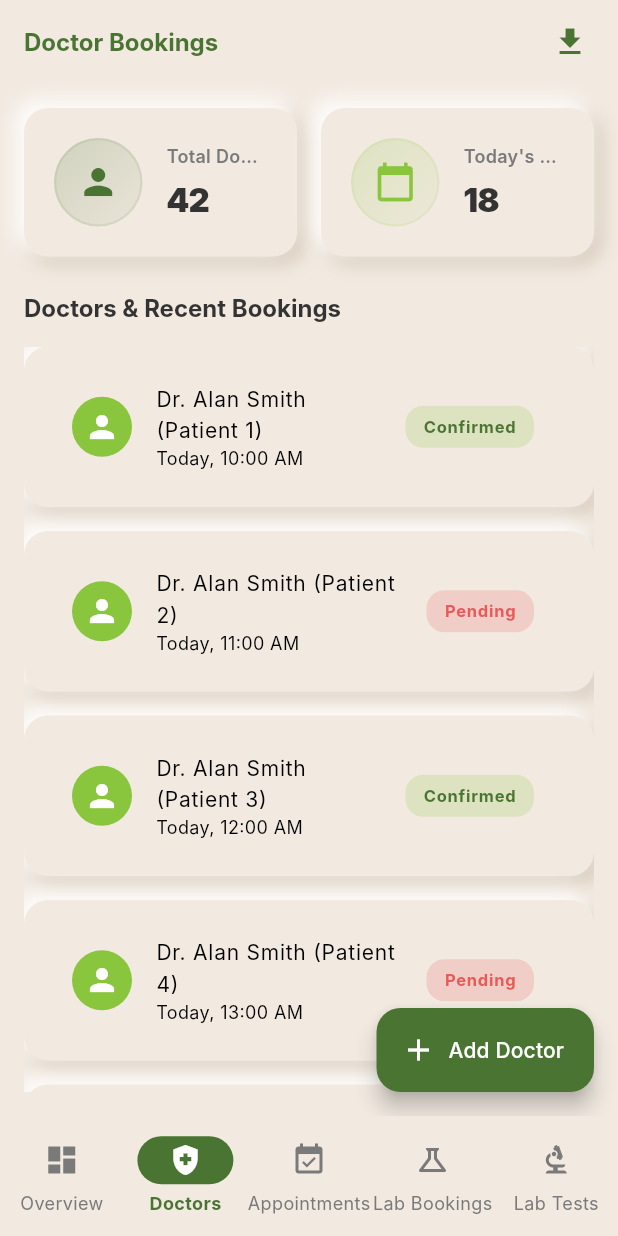
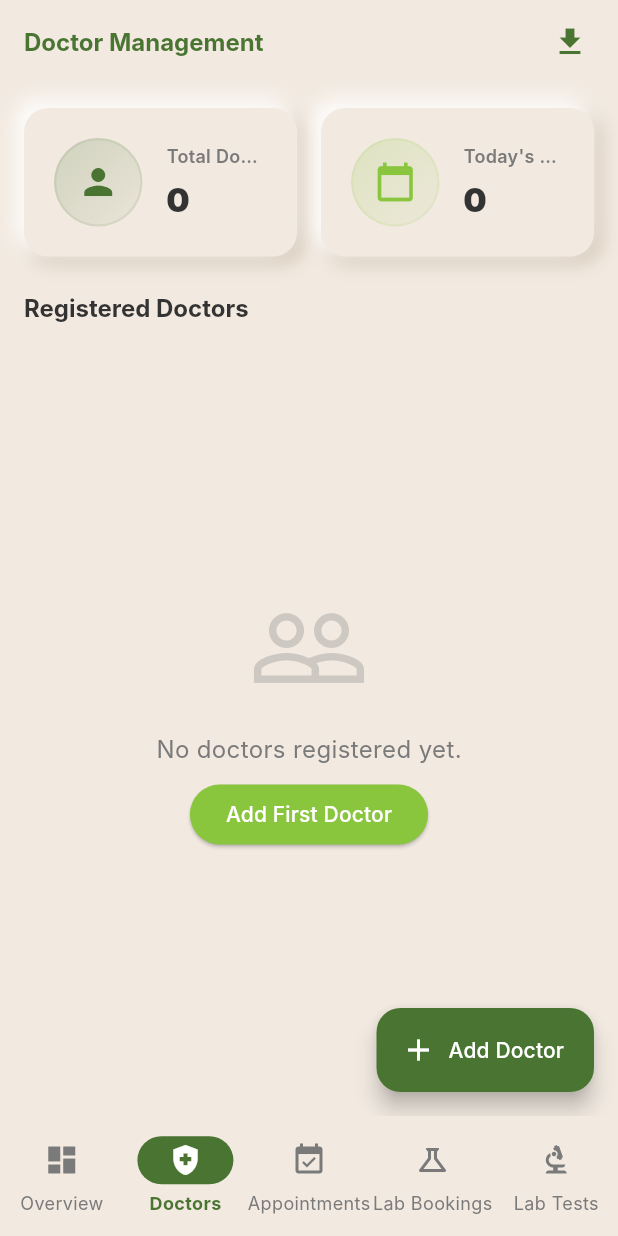
Before and after one commit to naiyo-24/Manju_Admin, a Flutter app: the DoctorBookingsScreen screen opened by its route, on a phone screen of 412 x 824 dp. Run offline on Flutter 3.47's test engine with Material 3 defaults, Android fonts, the light colour scheme and no system bars; our stand-ins replace flutter_riverpod, go_router, image_picker, shared_preferences; accounts and stored records are empty; Roboto replaces fonts that are missing (Inter).

Commit message:
feat: implement doctor management system with state providers and model integration

```diff
--- /dev/null
+++ b/lib/models/doctor.dart
@@ -0,0 +1,41 @@
+import 'dart:typed_data';
+
+class Doctor {
+  final String id;
+  final String name;
+  final String specialtyKey;
+  final String experience;
+  final double fee;
+  final String about;
+  final Uint8List? profilePicture;
+
+  Doctor({
+    required this.id,
+    required this.name,
+    required this.specialtyKey,
+    this.experience = '',
+    required this.fee,
+    this.about = '',
+    this.profilePicture,
+  });
+
+  Doctor copyWith({
+    String? id,
+    String? name,
+    String? specialtyKey,
+    String? experience,
+    double? fee,
+    String? about,
+    Uint8List? profilePicture,
+  }) {
+    return Doctor(
+      id: id ?? this.id,
+      name: name ?? this.name,
+      specialtyKey: specialtyKey ?? this.specialtyKey,
+      experience: experience ?? this.experience,
+      fee: fee ?? this.fee,
+      about: about ?? this.about,
+      profilePicture: profilePicture ?? this.profilePicture,
+    );
+  }
+}
--- /dev/null
+++ b/lib/notifiers/doctor_notifier.dart
@@ -0,0 +1,73 @@
+import 'package:flutter_riverpod/flutter_riverpod.dart';
+import 'package:uuid/uuid.dart';
+import '../models/doctor.dart';
+import '../services/doctor_service.dart';
+
+class DoctorNotifier extends AsyncNotifier<List<Doctor>> {
+  late final DoctorService _doctorService;
+  final _uuid = const Uuid();
+
+  @override
+  Future<List<Doctor>> build() async {
+    _doctorService = DoctorService();
+    return _fetchDoctors();
+  }
+
+  Future<List<Doctor>> _fetchDoctors() async {
+    return await _doctorService.getDoctors();
+  }
+
+  Future<void> loadDoctors() async {
+    state = const AsyncValue.loading();
+    try {
+      final doctors = await _fetchDoctors();
+      state = AsyncValue.data(doctors);
+    } catch (e, stack) {
+      state = AsyncValue.error(e, stack);
+    }
+  }
+
+  Future<void> addDoctor(Doctor newDoctor) async {
+    try {
+      // Create a unique ID for the doctor if not provided
+      final doctorToSave = newDoctor.id.isEmpty
+          ? newDoctor.copyWith(id: _uuid.v4())
+          : newDoctor;
+
+      await _doctorService.createDoctor(doctorToSave);
+
+      // Update local state to reflect the new addition immediately
+      if (state.hasValue) {
+        state = AsyncValue.data([...state.value!, doctorToSave]);
+      }
+    } catch (e) {
+      print('Error adding doctor: $e');
+    }
+  }
+
+  Future<void> updateDoctor(Doctor doctor) async {
+    try {
+      await _doctorService.updateDoctor(doctor);
+      if (state.hasValue) {
+        final updatedList = state.value!.map((d) {
+          return d.id == doctor.id ? doctor : d;
+        }).toList();
+        state = AsyncValue.data(updatedList);
+      }
+    } catch (e) {
+      print('Error updating doctor: $e');
+    }
+  }
+
+  Future<void> deleteDoctor(String id) async {
+    try {
+      await _doctorService.deleteDoctor(id);
+      if (state.hasValue) {
+        final updatedList = state.value!.where((d) => d.id != id).toList();
+        state = AsyncValue.data(updatedList);
+      }
+    } catch (e) {
+      print('Error deleting doctor: $e');
+    }
+  }
+}
--- /dev/null
+++ b/lib/providers/doctor_provider.dart
@@ -0,0 +1,7 @@
+import 'package:flutter_riverpod/flutter_riverpod.dart';
+import '../notifiers/doctor_notifier.dart';
+import '../models/doctor.dart';
+
+final doctorProvider = AsyncNotifierProvider<DoctorNotifier, List<Doctor>>(() {
+  return DoctorNotifier();
+});
--- a/lib/screens/doctors/doctor_bookings_screen.dart
+++ b/lib/screens/doctors/doctor_bookings_screen.dart
@@ -1,16 +1,25 @@
 import 'dart:typed_data';
 import 'package:flutter/material.dart';
 import 'package:image_picker/image_picker.dart';
+import 'package:flutter_riverpod/flutter_riverpod.dart';
 import '../../themes/app_theme.dart';
 import '../../widgets/admin_stat_card.dart';
 import '../../widgets/neumorphic_card.dart';
+import '../../models/doctor.dart';
+import '../../providers/doctor_provider.dart';
 
-class DoctorBookingsScreen extends StatelessWidget {
+class DoctorBookingsScreen extends ConsumerWidget {
   const DoctorBookingsScreen({super.key});
 
-  void _showAddDoctorDialog(BuildContext context) {
+  void _showAddDoctorDialog(BuildContext context, WidgetRef ref) {
     Uint8List? selectedImageBytes;
     final ImagePicker picker = ImagePicker();
+
+    final nameController = TextEditingController();
+    final specialtyController = TextEditingController();
+    final experienceController = TextEditingController();
+    final feeController = TextEditingController();
+    final aboutController = TextEditingController();
 
     showDialog(
       context: context,
@@ -125,19 +134,19 @@ class DoctorBookingsScreen extends StatelessWidget {
                       const SizedBox(height: 24),
 
                       // Fields
-                      _buildTextField('Doctor Name', Icons.person),
+                      _buildTextField('Doctor Name', Icons.person, controller: nameController),
                       const SizedBox(height: 16),
-                      _buildTextField('Specialty (e.g. Cardiologist)', Icons.local_hospital),
+                      _buildTextField('Specialty (e.g. Cardiologist)', Icons.local_hospital, controller: specialtyController),
                       const SizedBox(height: 16),
                       Row(
                         children: [
-                          Expanded(child: _buildTextField('Experience', Icons.work_history)),
+                          Expanded(child: _buildTextField('Experience', Icons.work_history, controller: experienceController)),
                           const SizedBox(width: 16),
-                          Expanded(child: _buildTextField('Fee (₹)', Icons.currency_rupee)),
+                          Expanded(child: _buildTextField('Fee (₹)', Icons.currency_rupee, controller: feeController, keyboardType: TextInputType.number)),
                         ],
                       ),
                       const SizedBox(height: 16),
-                      _buildTextField('About Doctor', Icons.info_outline, maxLines: 3),
+                      _buildTextField('About Doctor', Icons.info_outline, maxLines: 3, controller: aboutController),
 
                       const SizedBox(height: 32),
 
@@ -164,7 +173,20 @@ class DoctorBookingsScreen extends StatelessWidget {
                               shape: RoundedRectangleBorder(borderRadius: BorderRadius.circular(16)),
                             ),
                             onPressed: () {
-                              // TODO: Handle saving the doctor with selectedImageBytes
+                              final name = nameController.text.trim();
+                              if (name.isEmpty) return; // Basic validation
+
+                              final newDoc = Doctor(
+                                id: '', // Will be generated by notifier if empty
+                                name: name,
+                                specialtyKey: specialtyController.text.trim(),
+                                experience: experienceController.text.trim(),
+                                fee: double.tryParse(feeController.text.trim()) ?? 0.0,
+                                about: aboutController.text.trim(),
+                                profilePicture: selectedImageBytes,
+                              );
+
+                              ref.read(doctorProvider.notifier).addDoctor(newDoc);
                               Navigator.pop(context);
                             },
                             child: const Text('Save Doctor', style: TextStyle(fontWeight: FontWeight.bold, fontSize: 16)),
@@ -182,7 +204,7 @@ class DoctorBookingsScreen extends StatelessWidget {
     );
   }
 
-  void _showDoctorDetailsDialog(BuildContext context, int index) {
+  void _showDoctorDetailsDialog(BuildContext context, WidgetRef ref, Doctor doctor) {
     showDialog(
       context: context,
       builder: (context) {
@@ -208,26 +230,34 @@ class DoctorBookingsScreen extends StatelessWidget {
                       BoxShadow(color: AppTheme.primaryGreen.withValues(alpha: 0.2), blurRadius: 20, offset: const Offset(0, 10)),
                     ],
                     border: Border.all(color: AppTheme.accentGreen, width: 3),
+                    image: doctor.profilePicture != null
+                        ? DecorationImage(
+                            image: MemoryImage(doctor.profilePicture!),
+                            fit: BoxFit.cover,
+                          )
+                        : null,
                   ),
-                  child: const Center(
-                    child: Icon(Icons.person, size: 60, color: AppTheme.primaryGreen),
-                  ),
+                  child: doctor.profilePicture == null
+                      ? const Center(child: Icon(Icons.person, size: 60, color: AppTheme.primaryGreen))
+                      : null,
                 ),
                 const SizedBox(height: 24),
-                const Text(
-                  'Dr. Alan Smith',
-                  style: TextStyle(fontSize: 24, fontWeight: FontWeight.w900, color: AppTheme.primaryGreen),
+                Text(
+                  doctor.name,
+                  style: const TextStyle(fontSize: 24, fontWeight: FontWeight.w900, color: AppTheme.primaryGreen),
+                  textAlign: TextAlign.center,
                 ),
                 const SizedBox(height: 4),
+                if (doctor.specialtyKey.isNotEmpty)
                   Container(
                     padding: const EdgeInsets.symmetric(horizontal: 12, vertical: 4),
                     decoration: BoxDecoration(
                       color: AppTheme.accentGreen.withValues(alpha: 0.2),
                       borderRadius: BorderRadius.circular(12),
                     ),
-                  child: const Text(
-                    'Cardiologist',
-                    style: TextStyle(color: AppTheme.primaryGreen, fontWeight: FontWeight.bold, fontSize: 14),
+                    child: Text(
+                      doctor.specialtyKey,
+                      style: const TextStyle(color: AppTheme.primaryGreen, fontWeight: FontWeight.bold, fontSize: 14),
                     ),
                   ),
                 const SizedBox(height: 32),
@@ -236,28 +266,48 @@ class DoctorBookingsScreen extends StatelessWidget {
                 Row(
                   mainAxisAlignment: MainAxisAlignment.spaceEvenly,
                   children: [
-                    _buildDetailStat(Icons.work_history, '12 Years', 'Experience'),
-                    _buildDetailStat(Icons.star, '4.8', 'Rating'),
-                    _buildDetailStat(Icons.currency_rupee, '800', 'Fee'),
+                    _buildDetailStat(Icons.work_history, doctor.experience.isNotEmpty ? doctor.experience : 'N/A', 'Experience'),
+                    _buildDetailStat(Icons.star, 'N/A', 'Rating'), // Rating isn't in backend yet, keeping placeholder
+                    _buildDetailStat(Icons.currency_rupee, doctor.fee.toStringAsFixed(0), 'Fee'),
                   ],
                 ),
                 const SizedBox(height: 32),
 
                 // About section
+                if (doctor.about.isNotEmpty) ...[
                   const Align(
                     alignment: Alignment.centerLeft,
                     child: Text('About', style: TextStyle(fontWeight: FontWeight.bold, fontSize: 18)),
                   ),
                   const SizedBox(height: 8),
-                const Text(
-                  'Dr. Alan Smith is a highly experienced cardiologist specializing in treating heart diseases and cardiovascular conditions with a high success rate.',
-                  style: TextStyle(color: AppTheme.textSecondary, height: 1.5),
+                  Text(
+                    doctor.about,
+                    style: const TextStyle(color: AppTheme.textSecondary, height: 1.5),
                     textAlign: TextAlign.justify,
                   ),
                   const SizedBox(height: 32),
+                ],
 
-                SizedBox(
-                  width: double.infinity,
+                Row(
+                  children: [
+                    Expanded(
+                      child: OutlinedButton(
+                        style: OutlinedButton.styleFrom(
+                          foregroundColor: AppTheme.pricePink,
+                          side: const BorderSide(color: AppTheme.pricePink),
+                          padding: const EdgeInsets.symmetric(vertical: 16),
+                          shape: RoundedRectangleBorder(borderRadius: BorderRadius.circular(16)),
+                        ),
+                        onPressed: () {
+                          ref.read(doctorProvider.notifier).deleteDoctor(doctor.id);
+                          Navigator.pop(context);
+                        },
+                        child: const Text('Delete', style: TextStyle(fontWeight: FontWeight.bold)),
+                      ),
+                    ),
+                    const SizedBox(width: 16),
+                    Expanded(
+                      flex: 2,
                       child: ElevatedButton(
                         style: ElevatedButton.styleFrom(
                           backgroundColor: AppTheme.primaryGreen,
@@ -266,8 +316,10 @@ class DoctorBookingsScreen extends StatelessWidget {
                           shape: RoundedRectangleBorder(borderRadius: BorderRadius.circular(16)),
                         ),
                         onPressed: () => Navigator.pop(context),
-                    child: const Text('Close Details', style: TextStyle(fontWeight: FontWeight.bold, fontSize: 16)),
+                        child: const Text('Close', style: TextStyle(fontWeight: FontWeight.bold, fontSize: 16)),
                       ),
+                    ),
+                  ],
                 ),
               ],
             ),
@@ -288,7 +340,7 @@ class DoctorBookingsScreen extends StatelessWidget {
     );
   }
 
-  Widget _buildTextField(String hint, IconData icon, {int maxLines = 1}) {
+  Widget _buildTextField(String hint, IconData icon, {int maxLines = 1, TextEditingController? controller, TextInputType? keyboardType}) {
     return Container(
       decoration: BoxDecoration(
         color: AppTheme.backgroundColor,
@@ -299,7 +351,9 @@ class DoctorBookingsScreen extends StatelessWidget {
         ],
       ),
       child: TextField(
+        controller: controller,
         maxLines: maxLines,
+        keyboardType: keyboardType,
         style: const TextStyle(fontWeight: FontWeight.w500, color: AppTheme.textPrimary),
         decoration: InputDecoration(
           prefixIcon: Padding(
@@ -317,10 +371,12 @@ class DoctorBookingsScreen extends StatelessWidget {
   }
 
   @override
-  Widget build(BuildContext context) {
+  Widget build(BuildContext context, WidgetRef ref) {
+    final doctorsAsync = ref.watch(doctorProvider);
+
     return Scaffold(
       appBar: AppBar(
-        title: const Text('Doctor Bookings'),
+        title: const Text('Doctor Management'),
         backgroundColor: Colors.transparent,
         elevation: 0,
         foregroundColor: AppTheme.primaryGreen,
@@ -338,7 +394,7 @@ class DoctorBookingsScreen extends StatelessWidget {
       floatingActionButton: FloatingActionButton.extended(
         backgroundColor: AppTheme.primaryGreen,
         foregroundColor: Colors.white,
-        onPressed: () => _showAddDoctorDialog(context),
+        onPressed: () => _showAddDoctorDialog(context, ref),
         icon: const Icon(Icons.add),
         label: const Text('Add Doctor'),
       ),
@@ -346,46 +402,97 @@ class DoctorBookingsScreen extends StatelessWidget {
         padding: AppTheme.defaultScreenPadding,
         child: Column(
           children: [
-            const Row(
+            Row(
               children: [
-                Expanded(child: AdminStatCard(title: 'Total Doctors', value: '42', icon: Icons.person)),
-                SizedBox(width: 16),
-                Expanded(child: AdminStatCard(title: 'Today\'s Appts', value: '18', icon: Icons.calendar_today, iconColor: AppTheme.accentGreen)),
+                Expanded(
+                  child: AdminStatCard(
+                    title: 'Total Doctors',
+                    value: doctorsAsync.maybeWhen(
+                      data: (docs) => docs.length.toString(),
+                      orElse: () => '...',
+                    ),
+                    icon: Icons.person
+                  ),
+                ),
+                const SizedBox(width: 16),
+                const Expanded(
+                  child: AdminStatCard(
+                    title: 'Today\'s Appointments',
+                    value: '0',
+                    icon: Icons.calendar_today,
+                    iconColor: AppTheme.accentGreen
+                  )
+                ),
               ],
             ),
             const SizedBox(height: 24),
             Align(
               alignment: Alignment.centerLeft,
-              child: Text('Doctors & Recent Bookings', style: Theme.of(context).textTheme.titleLarge),
+              child: Text('Registered Doctors', style: Theme.of(context).textTheme.titleLarge),
             ),
             const SizedBox(height: 16),
             Expanded(
-              child: ListView.builder(
-                itemCount: 5,
+              child: doctorsAsync.when(
+                loading: () => const Center(child: CircularProgressIndicator(color: AppTheme.primaryGreen)),
+                error: (err, stack) => Center(child: Text('Error: $err', style: const TextStyle(color: Colors.red))),
+                data: (doctors) {
+                  if (doctors.isEmpty) {
+                    return Center(
+                      child: Column(
+                        mainAxisSize: MainAxisSize.min,
+                        children: [
+                          Icon(Icons.people_outline, size: 80, color: AppTheme.textSecondary.withValues(alpha: 0.3)),
+                          const SizedBox(height: 16),
+                          const Text('No doctors registered yet.', style: TextStyle(color: AppTheme.textSecondary, fontSize: 16)),
+                          const SizedBox(height: 8),
+                          ElevatedButton(
+                            onPressed: () => _showAddDoctorDialog(context, ref),
+                            style: ElevatedButton.styleFrom(
+                              backgroundColor: AppTheme.accentGreen,
+                              foregroundColor: Colors.white,
+                            ),
+                            child: const Text('Add First Doctor'),
+                          ),
+                        ],
+                      ),
+                    );
+                  }
+
+                  return ListView.builder(
+                    itemCount: doctors.length,
                     itemBuilder: (context, index) {
+                      final doctor = doctors[index];
                       return Padding(
                         padding: const EdgeInsets.only(bottom: 16.0),
                         child: InkWell(
-                      onTap: () => _showDoctorDetailsDialog(context, index),
+                          onTap: () => _showDoctorDetailsDialog(context, ref, doctor),
                           borderRadius: BorderRadius.circular(16),
                           child: NeumorphicCard(
                             child: ListTile(
-                          leading: const CircleAvatar(
+                              leading: CircleAvatar(
                                 backgroundColor: AppTheme.accentGreen,
-                            child: Icon(Icons.person, color: Colors.white),
+                                backgroundImage: doctor.profilePicture != null
+                                    ? MemoryImage(doctor.profilePicture!)
+                                    : null,
+                                child: doctor.profilePicture == null
+                                    ? const Icon(Icons.person, color: Colors.white)
+                                    : null,
                               ),
-                          title: Text('Dr. Alan Smith (Patient ${index + 1})'),
-                          subtitle: Text('Today, ${10 + index}:00 AM'),
+                              title: Text(
+                                doctor.name,
+                                style: const TextStyle(fontWeight: FontWeight.bold, color: AppTheme.primaryGreen),
+                              ),
+                              subtitle: Text(doctor.specialtyKey.isNotEmpty ? doctor.specialtyKey : 'General Physician'),
                               trailing: Container(
                                 padding: const EdgeInsets.symmetric(horizontal: 12, vertical: 6),
                                 decoration: BoxDecoration(
-                              color: index % 2 == 0 ? AppTheme.accentGreen.withValues(alpha: 0.2) : AppTheme.pricePink.withValues(alpha: 0.2),
+                                  color: AppTheme.primaryGreen.withValues(alpha: 0.1),
                                   borderRadius: BorderRadius.circular(12),
                                 ),
                                 child: Text(
-                              index % 2 == 0 ? 'Confirmed' : 'Pending',
-                              style: TextStyle(
-                                color: index % 2 == 0 ? AppTheme.primaryGreen : AppTheme.pricePink,
+                                  '₹${doctor.fee.toStringAsFixed(0)}',
+                                  style: const TextStyle(
+                                    color: AppTheme.primaryGreen,
                                     fontWeight: FontWeight.bold,
                                   ),
                                 ),
@@ -395,8 +502,10 @@ class DoctorBookingsScreen extends StatelessWidget {
                         ),
                       );
                     },
+                  );
+                },
               ),
-            )
+            ),
           ],
         ),
       ),
--- /dev/null
+++ b/lib/services/doctor_service.dart
@@ -0,0 +1,34 @@
+import '../models/doctor.dart';
+
+/// This service will eventually handle REST and GraphQL requests.
+/// For now, it provides dummy operations so the UI can be tested.
+class DoctorService {
+
+  // Simulated backend DB
+  final List<Doctor> _mockDatabase = [];
+
+  Future<List<Doctor>> getDoctors() async {
+    // Simulate network delay
+    await Future.delayed(const Duration(milliseconds: 500));
+    return List.from(_mockDatabase);
+  }
+
+  Future<Doctor> createDoctor(Doctor doctor) async {
+    await Future.delayed(const Duration(milliseconds: 500));
+    _mockDatabase.add(doctor);
+    return doctor;
+  }
+
+  Future<void> updateDoctor(Doctor doctor) async {
+    await Future.delayed(const Duration(milliseconds: 500));
+    final index = _mockDatabase.indexWhere((d) => d.id == doctor.id);
+    if (index != -1) {
+      _mockDatabase[index] = doctor;
+    }
+  }
+
+  Future<void> deleteDoctor(String id) async {
+    await Future.delayed(const Duration(milliseconds: 500));
+    _mockDatabase.removeWhere((d) => d.id == id);
+  }
+}
--- a/pubspec.yaml
+++ b/pubspec.yaml
@@ -38,6 +38,7 @@ dependencies:
   go_router: ^17.5.0
   shared_preferences: ^2.5.5
   image_picker: ^1.2.3
+  uuid: ^4.6.0
 
 dev_dependencies:
   flutter_test:
```
Also changed, not shown: pubspec.lock, 2 other files. Lines whose indentation alone changed are shown as unchanged.
